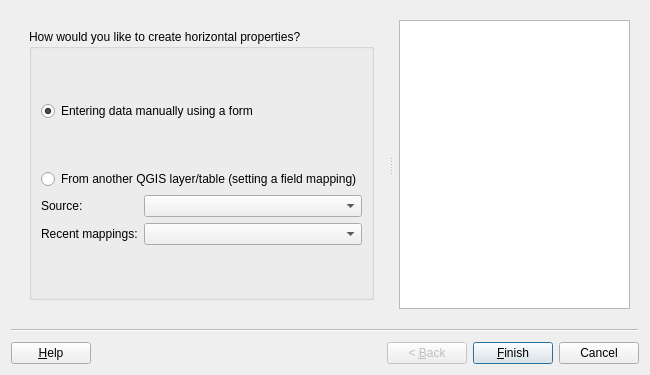
This is asistente_ladm_col/ui/wiz_create_horizontal_property_valuation.ui in SwissTierrasColombia/Asistente-LADM-COL as Qt 5 draws it before an edit. The edited form follows.
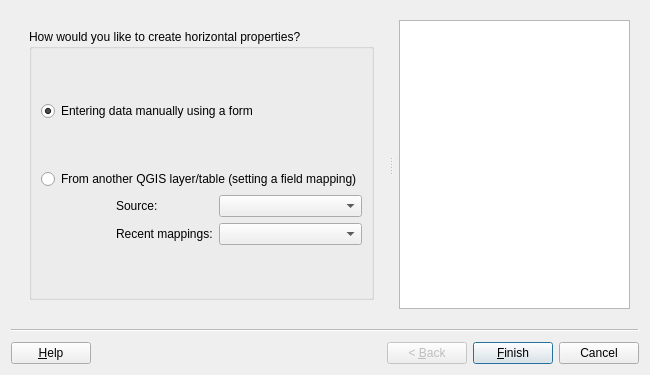
This is the edited form. Custom widgets are drawn as their Qt base class.

Commit message: Fix space in labels of recents mappings

What changed in the file:
```diff
--- a/asistente_ladm_col/ui/wiz_create_horizontal_property_valuation.ui
+++ b/asistente_ladm_col/ui/wiz_create_horizontal_property_valuation.ui
@@ -48,8 +48,8 @@
           <property name="title">
            <string>How would you like to create horizontal properties?</string>
           </property>
-          <layout class="QGridLayout" name="gridLayout_3">
-           <item row="0" column="0">
+          <layout class="QGridLayout" name="gridLayout_2">
+           <item row="0" column="0" colspan="3">
             <spacer name="verticalSpacer_6">
              <property name="orientation">
               <enum>Qt::Vertical</enum>
@@ -62,7 +62,7 @@
              </property>
             </spacer>
            </item>
-           <item row="1" column="0" colspan="2">
+           <item row="1" column="0" colspan="4">
             <widget class="QRadioButton" name="rad_create_manually">
              <property name="text">
               <string>Entering data manually using a form</string>
@@ -72,7 +72,7 @@
              </property>
             </widget>
            </item>
-           <item row="2" column="0">
+           <item row="2" column="0" colspan="3">
             <spacer name="verticalSpacer_7">
              <property name="orientation">
               <enum>Qt::Vertical</enum>
@@ -85,7 +85,7 @@
              </property>
             </spacer>
            </item>
-           <item row="3" column="0" colspan="2">
+           <item row="3" column="0" colspan="4">
             <widget class="QRadioButton" name="rad_refactor">
              <property name="enabled">
               <bool>true</bool>
@@ -95,9 +95,23 @@
              </property>
             </widget>
            </item>
-           <item row="4" column="0" colspan="2">
-            <layout class="QGridLayout" name="gridLayout_2">
-             <item row="0" column="0">
+           <item row="4" column="0" rowspan="2">
+            <spacer name="horizontalSpacer">
+             <property name="orientation">
+              <enum>Qt::Horizontal</enum>
+             </property>
+             <property name="sizeType">
+              <enum>QSizePolicy::Fixed</enum>
+             </property>
+             <property name="sizeHint" stdset="0">
+              <size>
+               <width>13</width>
+               <height>20</height>
+              </size>
+             </property>
+            </spacer>
+           </item>
+           <item row="4" column="1">
               <widget class="QLabel" name="lbl_refactor_source">
                <property name="sizePolicy">
                 <sizepolicy hsizetype="Preferred" vsizetype="Preferred">
@@ -110,7 +124,7 @@
                </property>
               </widget>
              </item>
-             <item row="0" column="1">
+           <item row="4" column="2" colspan="2">
               <widget class="QgsMapLayerComboBox" name="mMapLayerComboBox">
                <property name="sizePolicy">
                 <sizepolicy hsizetype="Expanding" vsizetype="Fixed">
@@ -124,27 +138,25 @@
                  <height>16777215</height>
                 </size>
                </property>
-               <property name="allowEmptyLayer">
+             <property name="allowEmptyLayer" stdset="0">
                 <bool>true</bool>
                </property>
-               <property name="showCrs">
+             <property name="showCrs" stdset="0">
                 <bool>false</bool>
                </property>
               </widget>
              </item>
-             <item row="1" column="0">
+           <item row="5" column="1">
               <widget class="QLabel" name="lbl_field_mapping">
                <property name="text">
                 <string>Recent mappings:</string>
                </property>
               </widget>
              </item>
-             <item row="1" column="1">
+           <item row="5" column="2" colspan="2">
               <widget class="QComboBox" name="cbo_mapping"/>
              </item>
-            </layout>
-           </item>
-           <item row="5" column="1">
+           <item row="6" column="3">
             <spacer name="verticalSpacer_8">
              <property name="orientation">
               <enum>Qt::Vertical</enum>
```
Lines whose indentation alone changed are shown as unchanged. The commit also changes 4 other files.
